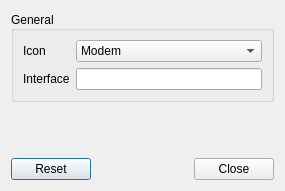
First picture: the form in plugin-networkmonitor/razornetworkmonitorconfiguration.ui, repository lxqt/lxqt-panel, before the edit.
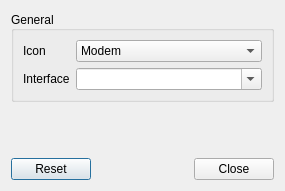
Second picture: the form after the edit. Icons and pictures are not drawn.

Commit message:
Network Monitor plugin: provide interface list in configuration
... and change settings "live".

Patch:
```diff
--- a/plugin-networkmonitor/razornetworkmonitorconfiguration.ui
+++ b/plugin-networkmonitor/razornetworkmonitorconfiguration.ui
@@ -37,7 +37,17 @@
        </widget>
       </item>
       <item row="1" column="1">
-       <widget class="QLineEdit" name="interfaceLE"/>
+       <widget class="QComboBox" name="interfaceCB">
+        <property name="sizePolicy">
+         <sizepolicy hsizetype="Expanding" vsizetype="Fixed">
+          <horstretch>0</horstretch>
+          <verstretch>0</verstretch>
+         </sizepolicy>
+        </property>
+        <property name="editable">
+         <bool>true</bool>
+        </property>
+       </widget>
       </item>
       <item row="0" column="1">
        <widget class="QComboBox" name="iconCB">
```
The commit also changes 3 other files.
